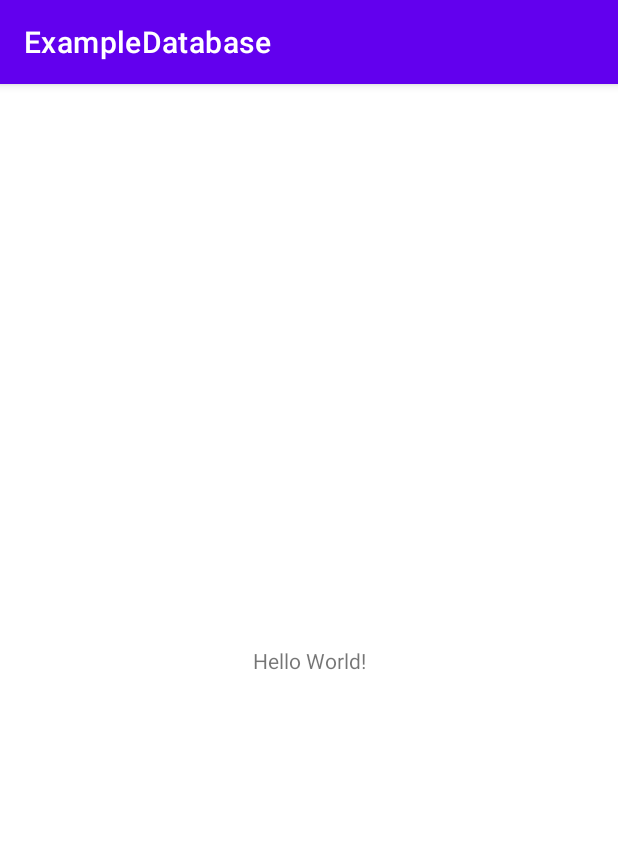
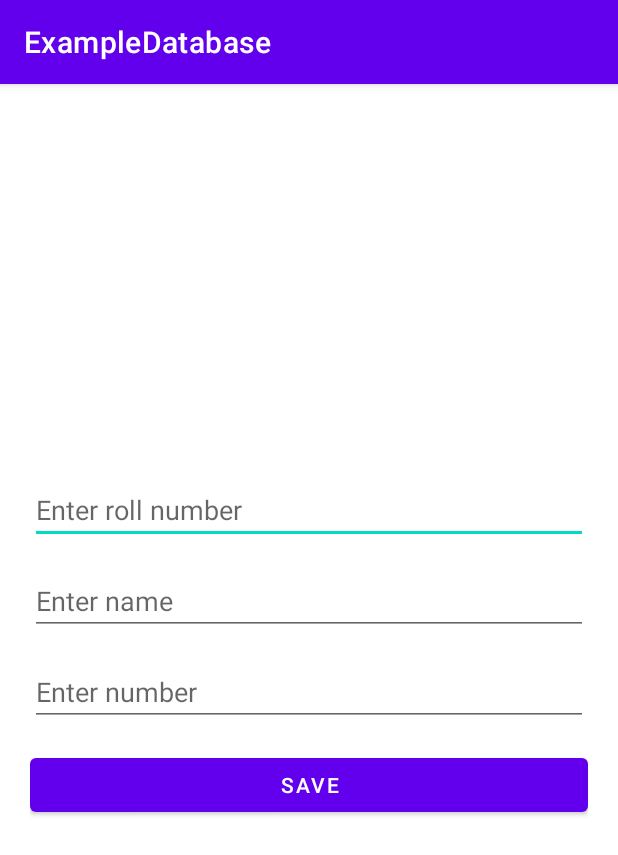
Before and after one commit to bharathh1510/AndroidInternship2k21, an Android app: the screen it shows after launch (MainActivity), on a phone screen of 412 x 824 dp. Shown: the top 855 px of the screen. Run offline under Robolectric (Android 15) with nearby library versions, the phone set to English and light mode, and no system bars; our stand-ins replace Room's generated code.

Commit message:
Database updated day 2

```diff
--- a/ExampleDatabase/app/src/main/java/com/example/exampledatabase/MainActivity.java
+++ b/ExampleDatabase/app/src/main/java/com/example/exampledatabase/MainActivity.java
@@ -1,14 +1,39 @@
 package com.example.exampledatabase;
 
 import androidx.appcompat.app.AppCompatActivity;
+import androidx.lifecycle.ViewModelProvider;
+import androidx.recyclerview.widget.RecyclerView;
 
 import android.os.Bundle;
+import android.view.View;
+import android.widget.EditText;
+import android.widget.Toast;
+
+import com.example.exampledatabase.RDB.RTable;
+import com.example.exampledatabase.RDB.RViewModel;
 
 public class MainActivity extends AppCompatActivity {
-
+    EditText roll,name, phone;
+    RecyclerView rv;
+    public static RViewModel rViewModel;
     @Override
     protected void onCreate(Bundle savedInstanceState) {
         super.onCreate(savedInstanceState);
         setContentView(R.layout.activity_main);
+        roll=findViewById(R.id.roll);
+        name=findViewById(R.id.name);
+        phone=findViewById(R.id.phone);
+        rv=findViewById(R.id.rv);
+        rViewModel= new ViewModelProvider(this).get(RViewModel.class);
+
+    }
+
+    public void save(View view) {
+        RTable rTable=new RTable();
+        rTable.setSroll(roll.getText().toString());
+        rTable.setSname(roll.getText().toString());
+        rTable.setSnumber(roll.getText().toString());
+        rViewModel.insert(rTable);
+        Toast.makeText(this, "Data Inserted", Toast.LENGTH_SHORT).show();
     }
 }
--- a/ExampleDatabase/app/src/main/java/com/example/exampledatabase/RDB/RDatabase.java
+++ b/ExampleDatabase/app/src/main/java/com/example/exampledatabase/RDB/RDatabase.java
@@ -12,7 +12,7 @@ public abstract class RDatabase extends RoomDatabase {
     public static RDatabase rDatabase;
 
     public static synchronized RDatabase getrDatabase(Context context){
-        if (rDatabase!=null){
+        if (rDatabase==null){
             rDatabase= Room.databaseBuilder(context,RDatabase.class,"MYROOM").allowMainThreadQueries().build();
         }
         return rDatabase;
--- /dev/null
+++ b/ExampleDatabase/app/src/main/res/drawable/ic_del.xml
@@ -0,0 +1,5 @@
+<vector android:height="24dp" android:tint="#FF0000"
+    android:viewportHeight="24" android:viewportWidth="24"
+    android:width="24dp" xmlns:android="http://schemas.android.com/apk/res/android">
+    <path android:fillColor="@android:color/white" android:pathData="M6,19c0,1.1 0.9,2 2,2h8c1.1,0 2,-0.9 2,-2V7H6v12zM19,4h-3.5l-1,-1h-5l-1,1H5v2h14V4z"/>
+</vector>
--- /dev/null
+++ b/ExampleDatabase/app/src/main/res/drawable/ic_edit.xml
@@ -0,0 +1,5 @@
+<vector android:height="24dp" android:tint="#345626"
+    android:viewportHeight="24" android:viewportWidth="24"
+    android:width="24dp" xmlns:android="http://schemas.android.com/apk/res/android">
+    <path android:fillColor="@android:color/white" android:pathData="M3,17.25V21h3.75L17.81,9.94l-3.75,-3.75L3,17.25zM20.71,7.04c0.39,-0.39 0.39,-1.02 0,-1.41l-2.34,-2.34c-0.39,-0.39 -1.02,-0.39 -1.41,0l-1.83,1.83 3.75,3.75 1.83,-1.83z"/>
+</vector>
--- a/ExampleDatabase/app/src/main/res/layout/activity_main.xml
+++ b/ExampleDatabase/app/src/main/res/layout/activity_main.xml
@@ -1,18 +1,41 @@
 <?xml version="1.0" encoding="utf-8"?>
-<androidx.constraintlayout.widget.ConstraintLayout xmlns:android="http://schemas.android.com/apk/res/android"
+<LinearLayout xmlns:android="http://schemas.android.com/apk/res/android"
     xmlns:app="http://schemas.android.com/apk/res-auto"
     xmlns:tools="http://schemas.android.com/tools"
     android:layout_width="match_parent"
+    android:orientation="vertical"
+    android:padding="20dp"
+    android:gravity="center"
     android:layout_height="match_parent"
     tools:context=".MainActivity">
 
-    <TextView
-        android:layout_width="wrap_content"
+    <EditText
+        android:layout_width="match_parent"
         android:layout_height="wrap_content"
-        android:text="Hello World!"
-        app:layout_constraintBottom_toBottomOf="parent"
-        app:layout_constraintLeft_toLeftOf="parent"
-        app:layout_constraintRight_toRightOf="parent"
-        app:layout_constraintTop_toTopOf="parent" />
+        android:id="@+id/roll"
+        android:hint="Enter roll number"/>
+    <EditText
+        android:layout_width="match_parent"
+        android:layout_height="wrap_content"
+        android:id="@+id/name"
+        android:layout_marginTop="15dp"
+        android:hint="Enter name"/>
+    <EditText
+        android:layout_width="match_parent"
+        android:layout_height="wrap_content"
+        android:id="@+id/phone"
+        android:layout_marginTop="15dp"
+        android:hint="Enter number"/>
+    <Button
+        android:layout_width="match_parent"
+        android:layout_height="wrap_content"
+        android:text="save"
+        android:onClick="save"
+        android:layout_marginTop="15dp"/>
+    <androidx.recyclerview.widget.RecyclerView
+        android:layout_width="match_parent"
+        android:layout_height="wrap_content"
+        android:id="@+id/rv"
+        android:layout_marginTop="15dp"/>
 
-</androidx.constraintlayout.widget.ConstraintLayout>
+</LinearLayout>
```
Also changed, not shown: ExampleDatabase/app/src/main/java/com/example/exampledatabase/MyAdapter.java (added, +57 -0 lines), ExampleDatabase/app/src/main/java/com/example/exampledatabase/RDB/RTable.java (+0 -8 lines), ExampleDatabase/app/src/main/res/layout/row.xml (added, +57 -0 lines).
